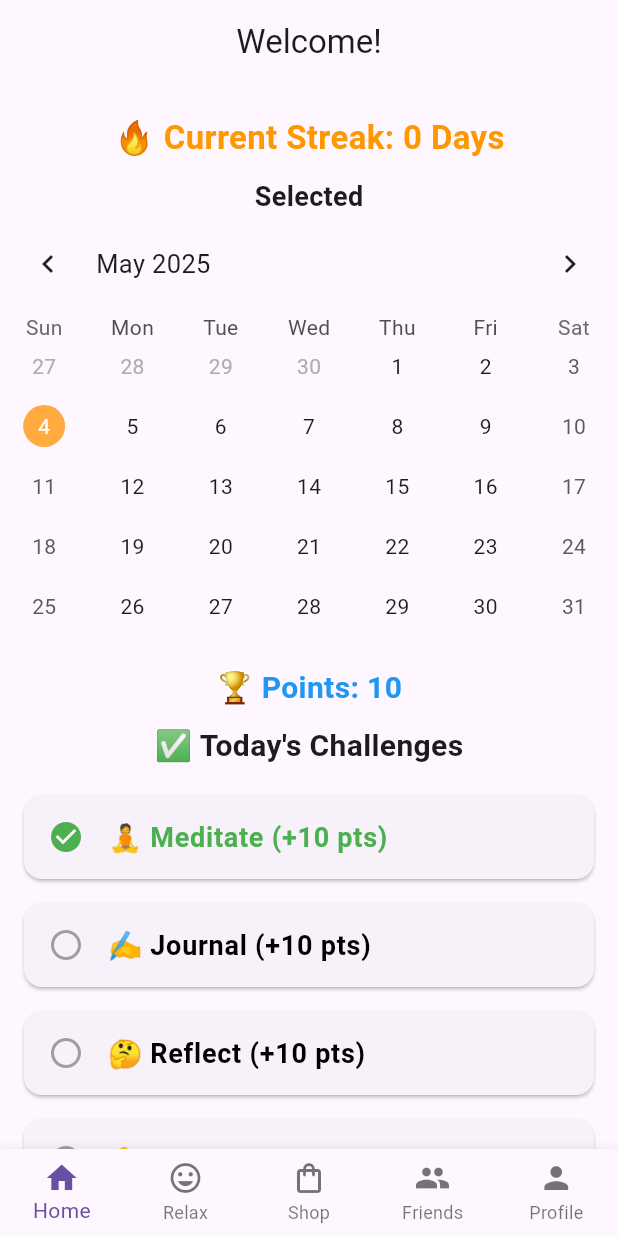
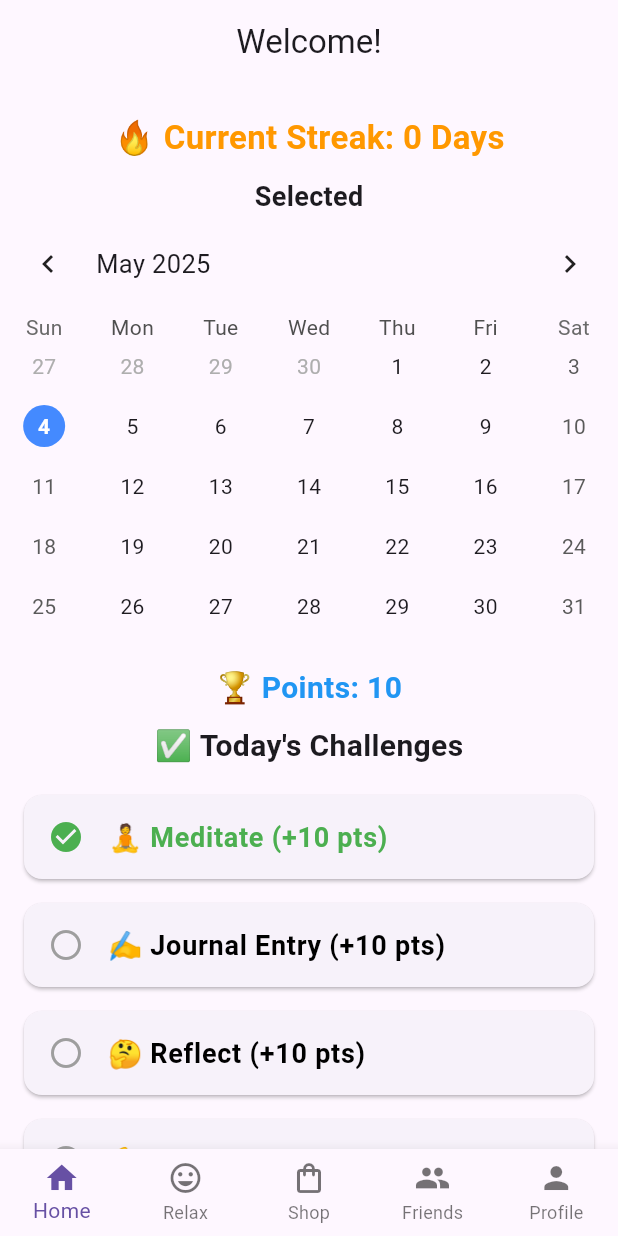
Before and after one commit to CSC-3380-Spring-2025/Team-15, a Flutter app: the MainScreen screen opened directly, after a tap on an icon or button, on a phone screen of 412 x 824 dp. Run offline on Flutter 3.47's test engine with Material 3 defaults, Android fonts, the phone set to English and light mode, and no system bars; drawn by our look-alikes of table_calendar; our stand-ins replace audioplayers, cloud_firestore, firebase_auth, firebase_core, shared_preferences; accounts and stored records are empty.

Commit message:
Made it so journal must be completed to mark journal challenge as done

```diff
--- a/fortis/lib/main.dart
+++ b/fortis/lib/main.dart
@@ -43,7 +43,7 @@ class _MainScreenState extends State<MainScreen> {
 
   List<Map<String, dynamic>> todayChallenges = [
     {"name": "🧘 Meditate", "completed": false, "points": 10},
-    {"name": "✍ Journal", "completed": false, "points": 10},
+    {"name": "✍ Journal Entry", "completed": false, "points": 10, "type": "journal"},
     {"name": "🤔 Reflect", "completed": false, "points": 10},
     {"name": "💪 Physical Exercise", "completed": false, "points": 10},
   ];
@@ -51,7 +51,7 @@ class _MainScreenState extends State<MainScreen> {
   int _totalPoints = 0;
   bool _isLoading = true;
   Map<DateTime, bool> completedDays = {};
-  int _currentStreak = 0; // 🔥 Track streak
+  int _currentStreak = 0; //Track streak
 
   @override
   void initState() {
@@ -62,7 +62,7 @@ class _MainScreenState extends State<MainScreen> {
   Future<void> _loadData() async {
     await _loadTotalPoints();
     await _loadChallengesForDate(today);
-    _calculateStreak(); // 🔥 Recalculate streak after loading
+    _calculateStreak(); //Recalculate streak after loading
 
     setState(() {
       _isLoading = false;
@@ -157,7 +157,7 @@ class _MainScreenState extends State<MainScreen> {
         };
       });
 
-      _calculateStreak(); // 🔥 Recalculate streak after toggling
+      _calculateStreak(); //Recalculate streak after toggling
 
     } catch (e) {
       print('Error saving data: $e');
@@ -213,7 +213,7 @@ class _MainScreenState extends State<MainScreen> {
               onDaySelected: changeDay,
               points: _totalPoints,
               completedDays: completedDays,
-              streak: _currentStreak, // 🔥 Pass streak
+              streak: _currentStreak, //Pass streak
             ),
       const RelaxPage(),
       const ShopPage(),
--- a/fortis/lib/pages/home.dart
+++ b/fortis/lib/pages/home.dart
@@ -113,35 +113,30 @@ class HomePage extends StatelessWidget {
               selectedBuilder: (context, day, focusedDay) {
                 final normalizedDay = DateTime(day.year, day.month, day.day);
                 final isCompleted = completedDays[normalizedDay] ?? false;
+                final isToday = isSameDay(day, DateTime.now());
 
+                Color backgroundColor;
                 if (isCompleted) {
-                  return Container(
-                    margin: const EdgeInsets.all(6.0),
-                    alignment: Alignment.center,
-                    decoration: BoxDecoration(
-                      color: Colors.green.shade700,
-                      shape: BoxShape.circle,
-                    ),
-                    child: Text(
-                      '${day.day}',
-                      style: const TextStyle(
-                        color: Colors.white,
-                        fontWeight: FontWeight.bold,
-                      ),
-                    ),
-                  );
+                  backgroundColor = Colors.green.shade700;
+                } else if (isToday) {
+                  backgroundColor = Colors.blueAccent;
+                } else {
+                  backgroundColor = Colors.orangeAccent;
                 }
 
                 return Container(
                   margin: const EdgeInsets.all(6.0),
                   alignment: Alignment.center,
                   decoration: BoxDecoration(
-                    color: Colors.orangeAccent,
+                    color: backgroundColor,
                     shape: BoxShape.circle,
                   ),
                   child: Text(
                     '${day.day}',
-                    style: const TextStyle(color: Colors.white),
+                    style: const TextStyle(
+                      color: Colors.white,
+                      fontWeight: FontWeight.bold,
+                    ),
                   ),
                 );
               },
@@ -191,7 +186,16 @@ class HomePage extends StatelessWidget {
                     ),
                     onTap: () {
                       if (isToday) {
-                        onToggle(index);
+                        if (challenge['type'] == 'journal') {
+                          ScaffoldMessenger.of(context).showSnackBar(
+                            const SnackBar(
+                              content: Text("This challenge is completed by writing a journal entry."),
+                              duration: Duration(seconds: 2),
+                            ),
+                          );
+                        } else {
+                          onToggle(index);
+                        }
                       } else {
                         ScaffoldMessenger.of(context).showSnackBar(
                           const SnackBar(
```
Also changed, not shown: fortis/lib/pages/pop_up_pages/journal.dart (+78 -178 lines).
